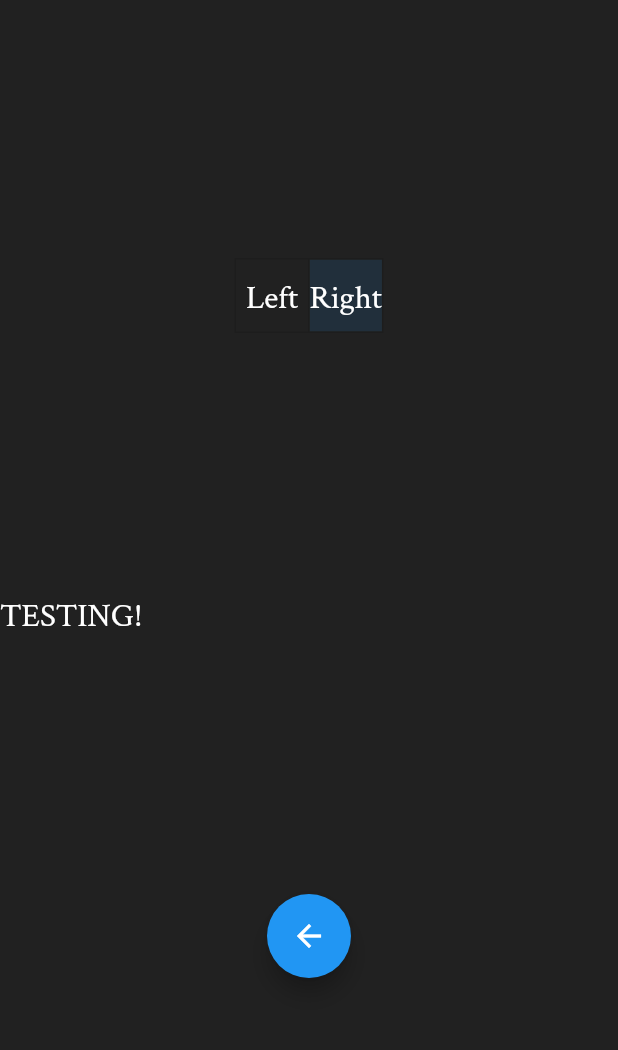
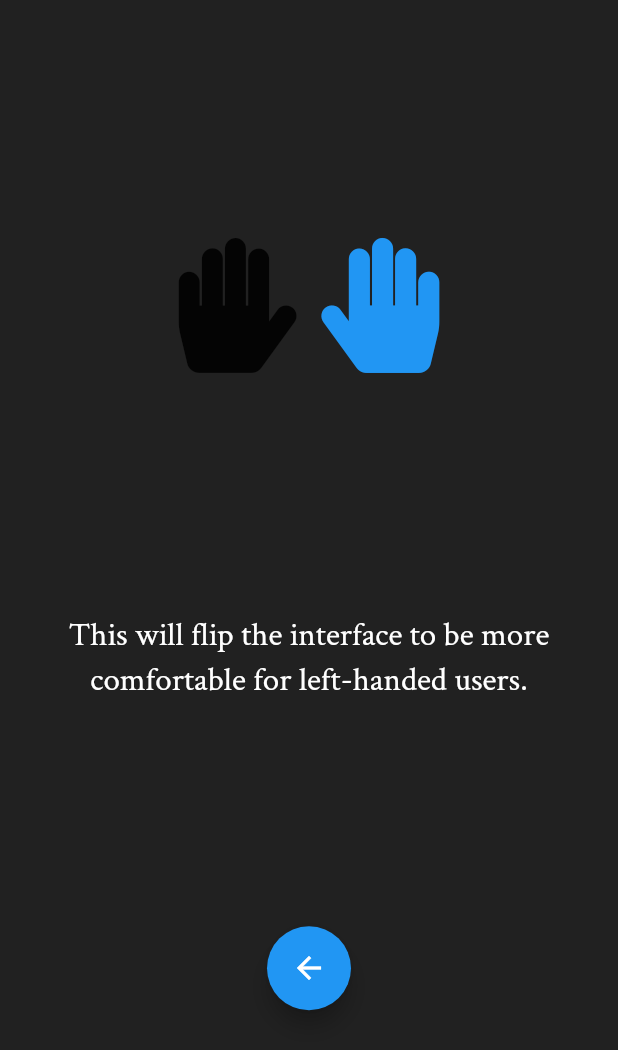
Before and after one commit to javineya/thatcher, a Flutter app: the SettingsRoute screen opened by its route, on a phone screen of 412 x 824 dp. Shown: the top 1050 px of the screen. Run offline on Flutter 3.47's test engine with Material 2 defaults, Android fonts, the phone set to English and light mode, and no system bars; our stand-ins replace font_awesome_flutter, hive, hive_flutter; accounts and stored records are empty.

```diff
--- a/lib/constants/constants.dart
+++ b/lib/constants/constants.dart
@@ -3,15 +3,17 @@ import 'package:flutter/material.dart';
 import '../pages/story_route.dart';
 import '../pages/settings_route.dart';
 import '../pages/recap_route.dart';
+import '../pages/info_route.dart';
 
 // ----------            ROUTES             ---------- //
 Map<String, WidgetBuilder> kRoutes = {
   '/': (context) => StoryRoute(),
   '/settings': (context) => SettingsRoute(),
-  '/recap': (context) => RecapRoute()
+  '/recap': (context) => RecapRoute(),
+  '/info': (context) => InfoRoute()
 };
 
-// ----------         TEXT STYLES           ---------- //
+//region TEXT STYLES
 TextStyle kTextAppTitle = TextStyle(
   fontFamily: 'CrimsonText',
   fontSize: 60,
@@ -57,9 +59,9 @@ TextStyle kTextTerminal = TextStyle(
   fontWeight: FontWeight.normal,
   fontFamily: 'Merriweather',
 );
+//endregion
 
-// ----------      SPACING & SIZING         ---------- //
+//region SIZING STYLES
 const kSpacingDrawer = EdgeInsets.fromLTRB(0.0, 10.0, 0.0, 10.0);
 const kSizeDrawerIcon = 40.0;
-
-// ----------           COLORS              ---------- //
+//endregion
--- a/lib/pages/settings_route.dart
+++ b/lib/pages/settings_route.dart
@@ -1,8 +1,10 @@
 import 'package:flutter/material.dart';
+import 'package:hive/hive.dart';
+import 'package:hive_flutter/adapters.dart';
+import 'package:font_awesome_flutter/font_awesome_flutter.dart';
+import 'dart:math' as math;
 import '../constants/story_brain.dart';
 import '../constants/constants.dart';
-
-StoryBrain storyBrain = StoryBrain();
 
 class SettingsRoute extends StatefulWidget {
   const SettingsRoute({Key? key}) : super(key: key);
@@ -12,7 +14,32 @@ class SettingsRoute extends StatefulWidget {
 }
 
 class _SettingsRouteState extends State<SettingsRoute> {
-  final List<bool> _isSelected = [false, true];
+  StoryBrain storyBrain = StoryBrain();
+  late Box prefsBox;
+  bool _rightHandedUser = true;
+  List<bool> _isSelected = [false, false];
+
+  //region  INITIAL SETTINGS
+  void initState() {
+    super.initState();
+    prefsBox = Hive.box("preferences");
+    _getInitPrefs();
+  }
+
+  void _getInitPrefs() async {
+    final prefs = await prefsBox.get("rightHandedUser") ?? true;
+    setState(() {
+      _rightHandedUser = prefs;
+    });
+    _setIsSelected();
+  }
+
+  void _setIsSelected() {
+    _rightHandedUser == true
+        ? _isSelected = [false, true]
+        : _isSelected = [true, false];
+  }
+  //endregion
 
   @override
   Widget build(BuildContext context) {
@@ -23,36 +50,50 @@ class _SettingsRouteState extends State<SettingsRoute> {
         child: Column(
           mainAxisAlignment: MainAxisAlignment.spaceEvenly,
           children: [
-            Center(
-              child: ToggleButtons(
-                children: [
-                  Text('Left', style: kTextBody),
-                  Text('Right', style: kTextBody),
-                ],
-                onPressed: (int index) {
-                  setState(() {
+            ToggleButtons(
+              fillColor: Colors.transparent,
+              highlightColor: Colors.transparent,
+              renderBorder: false,
+              children: [
+                // TODO: change these to icons later
+                Padding(
+                  padding: const EdgeInsets.all(8.0),
+                  child: Transform(
+                    alignment: Alignment.center,
+                    transform: Matrix4.rotationY(math.pi),
+                    child: FaIcon(FontAwesomeIcons.solidHandPaper, size: 90.0),
+                  ),
+                ),
+                Padding(
+                  padding: const EdgeInsets.all(8.0),
+                  child: FaIcon(FontAwesomeIcons.solidHandPaper, size: 90.0),
+                ),
+              ],
+              onPressed: (int index) {
+                setState(
+                  () {
                     for (int buttonIndex = 0;
                         buttonIndex < _isSelected.length;
                         buttonIndex++) {
-                      if (buttonIndex == index) {
-                        _isSelected[buttonIndex] = true;
-                      } else {
-                        _isSelected[buttonIndex] = false;
-                      }
+                      buttonIndex == index
+                          ? _isSelected[buttonIndex] = true
+                          : _isSelected[buttonIndex] = false;
                     }
                     _isSelected[0] == true
                         ? storyBrain.setUserRightHanded(false)
                         : storyBrain.setUserRightHanded(true);
-                  });
-                },
-                isSelected: _isSelected,
-              ),
+                  },
+                );
+              },
+              isSelected: _isSelected,
             ),
             Container(
-              alignment: storyBrain.getUserRightHanded() == true
-                  ? Alignment.centerRight
-                  : Alignment.centerLeft,
-              child: Text('TESTING!', style: kTextBody),
+              child: Text(
+                'This will flip the interface to be more '
+                'comfortable for left-handed users.',
+                style: kTextBody,
+                textAlign: TextAlign.center,
+              ),
             ),
             FloatingActionButton(
                 child: Icon(Icons.arrow_back_outlined),
--- a/pubspec.yaml
+++ b/pubspec.yaml
@@ -13,7 +13,10 @@ dependencies:
     sdk: flutter
   cupertino_icons: ^1.0.3
   google_fonts: ^2.1.0
-  shared_preferences: ^2.0.6
+  font_awesome_flutter: ^9.1.0
+  hive: ^2.0.4
+  path_provider: ^2.0.2
+  hive_flutter: ^1.1.0
 
 dev_dependencies:
   flutter_test:
```
Also changed, not shown: lib/constants/story_brain.dart (+6 -13 lines), lib/main.dart (+24 -5 lines), lib/pages/info_route.dart (added, +38 -0 lines), lib/pages/story_route.dart (+28 -19 lines), pubspec.lock.
